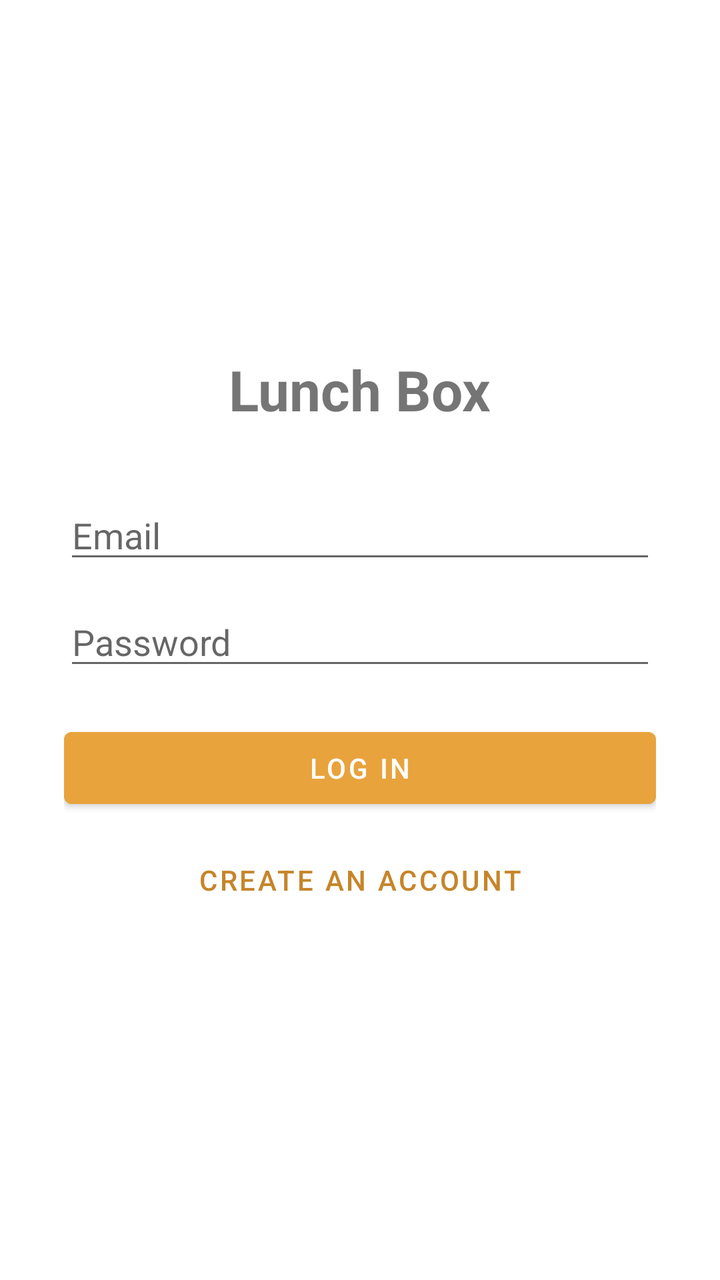
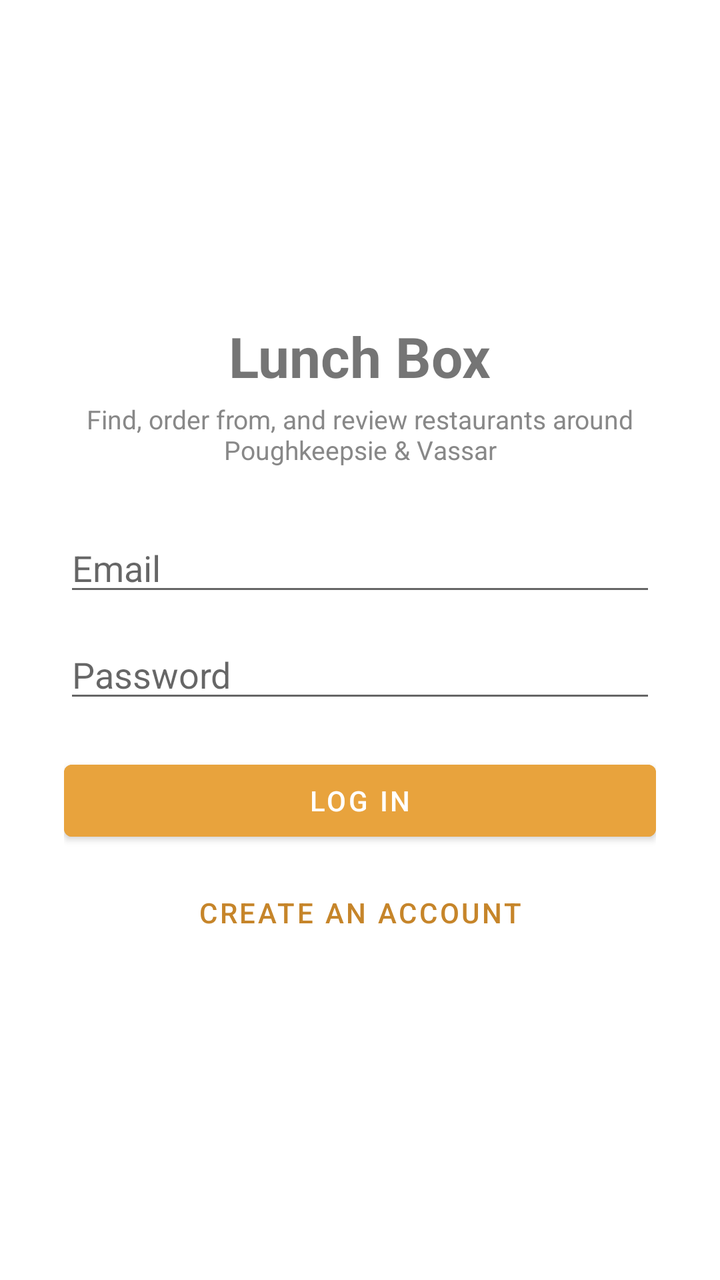

Screens rendered from an Android XML layout before and after an edit, with the pre-edit source and the edit as a unified diff.
<!-- AndroidManifest.xml: application theme Theme.LunchBox -->
<!-- res/layout/activity_login.xml -->
<?xml version="1.0" encoding="utf-8"?>
<LinearLayout xmlns:android="http://schemas.android.com/apk/res/android"
    android:layout_width="match_parent"
    android:layout_height="match_parent"
    android:gravity="center"
    android:orientation="vertical"
    android:padding="32dp">

    <TextView
        android:layout_width="wrap_content"
        android:layout_height="wrap_content"
        android:layout_marginBottom="32dp"
        android:text="Lunch Box"
        android:textSize="28sp"
        android:textStyle="bold" />

    <com.google.android.material.textfield.TextInputEditText
        android:id="@+id/emailInput"
        android:layout_width="match_parent"
        android:layout_height="wrap_content"
        android:hint="Email"
        android:inputType="textEmailAddress" />

    <com.google.android.material.textfield.TextInputEditText
        android:id="@+id/passwordInput"
        android:layout_width="match_parent"
        android:layout_height="wrap_content"
        android:layout_marginTop="12dp"
        android:hint="Password"
        android:inputType="textPassword" />

    <TextView
        android:id="@+id/loginError"
        android:layout_width="match_parent"
        android:layout_height="wrap_content"
        android:layout_marginTop="8dp"
        android:textColor="#CC0000"
        android:visibility="gone" />

    <Button
        android:id="@+id/loginButton"
        android:layout_width="match_parent"
        android:layout_height="wrap_content"
        android:layout_marginTop="20dp"
        android:backgroundTint="#E8A33D"
        android:text="Log in" />

    <Button
        android:id="@+id/goToRegisterButton"
        android:layout_width="match_parent"
        android:layout_height="wrap_content"
        android:layout_marginTop="8dp"
        android:background="@android:color/transparent"
        android:textColor="#C6852A"
        android:text="Create an account" />

</LinearLayout>
<!-- resources referenced by this layout -->
<resources>
  <style name="Theme.LunchBox" parent="Theme.MaterialComponents.DayNight.NoActionBar">
          <item name="colorPrimary">#E8A33D</item>
          <item name="colorPrimaryVariant">#C6852A</item>
          <item name="colorOnPrimary">#FFFFFF</item>
          <item name="colorSecondary">#3D6E8A</item>
          <item name="android:statusBarColor" tools:targetApi="l">#C6852A</item>
      </style>
</resources>

<!-- the commit's change to res/layout/activity_login.xml (unified diff, before → after) -->
@@ -9,10 +9,19 @@
     <TextView
         android:layout_width="wrap_content"
         android:layout_height="wrap_content"
-        android:layout_marginBottom="32dp"
         android:text="Lunch Box"
         android:textSize="28sp"
         android:textStyle="bold" />
+
+    <TextView
+        android:layout_width="wrap_content"
+        android:layout_height="wrap_content"
+        android:layout_marginTop="4dp"
+        android:layout_marginBottom="28dp"
+        android:text="Find, order from, and review restaurants around Poughkeepsie &amp; Vassar"
+        android:textColor="#888888"
+        android:textSize="13sp"
+        android:gravity="center" />
 
     <com.google.android.material.textfield.TextInputEditText
         android:id="@+id/emailInput"
